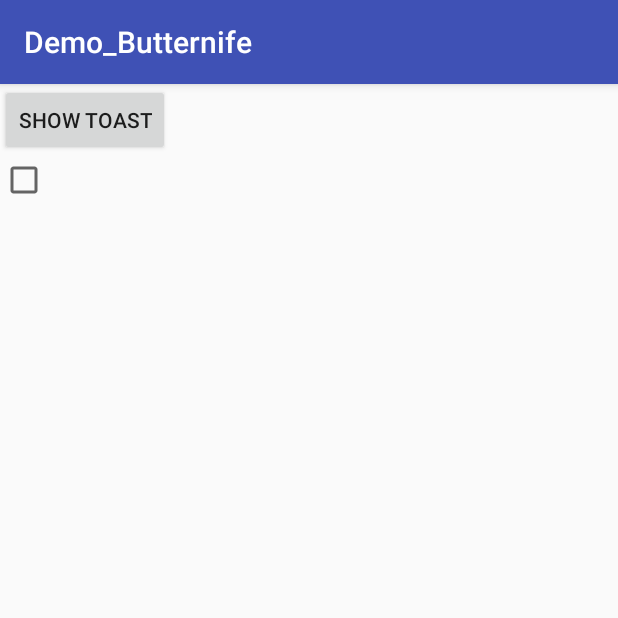
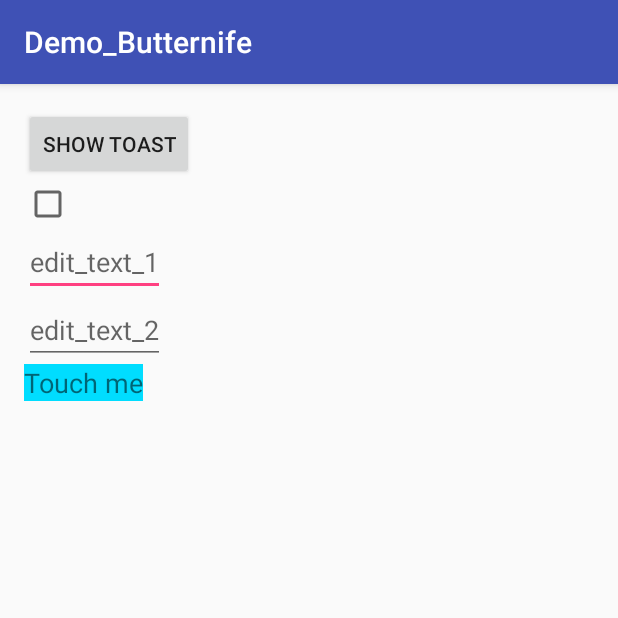
Before and after one commit to EGecius/Demo_Butternife, an Android app: the screen it shows after launch (MainActivity), on a phone screen of 412 x 824 dp, the top half of it. Run offline under Robolectric (Android 15) with nearby library versions, the phone set to English and light mode, and no system bars; our stand-ins replace ButterKnife.

Commit message:
add more annotation samples

```diff
--- a/app/src/main/res/layout/activity_main.xml
+++ b/app/src/main/res/layout/activity_main.xml
@@ -1,21 +1,42 @@
 <?xml version="1.0" encoding="utf-8"?>
 <LinearLayout xmlns:android="http://schemas.android.com/apk/res/android"
-    xmlns:app="http://schemas.android.com/apk/res-auto"
     xmlns:tools="http://schemas.android.com/tools"
     android:layout_width="match_parent"
     android:layout_height="match_parent"
     android:orientation="vertical"
-    tools:context="com.egecius.demo_butternife.MainActivity">
+    android:padding="16dp"
+    tools:context="com.egecius.demo_butternife.MainActivity"
+    tools:ignore="HardcodedText">
 
     <Button
-        android:text="show toast"
         android:id="@+id/show_toast"
         android:layout_width="wrap_content"
-        android:layout_height="wrap_content" />
+        android:layout_height="wrap_content"
+        android:text="show toast" />
 
     <CheckBox
         android:id="@+id/checkBox"
         android:layout_width="wrap_content"
         android:layout_height="wrap_content" />
 
+    <EditText
+        android:id="@+id/edit_text_1"
+        android:layout_width="wrap_content"
+        android:layout_height="wrap_content"
+        android:hint="edit_text_1" />
+
+    <EditText
+        android:id="@+id/edit_text_2"
+        android:layout_width="wrap_content"
+        android:layout_height="wrap_content"
+        android:hint="edit_text_2" />
+
+    <TextView
+        android:id="@+id/touch_me"
+        android:layout_width="wrap_content"
+        android:layout_height="wrap_content"
+        android:background="@android:color/holo_blue_bright"
+        android:text="Touch me"
+        android:textSize="18sp" />
+
 </LinearLayout>
```
Also changed, not shown: app/src/main/java/com/egecius/demo_butternife/MainActivity.java (+31 -2 lines).
